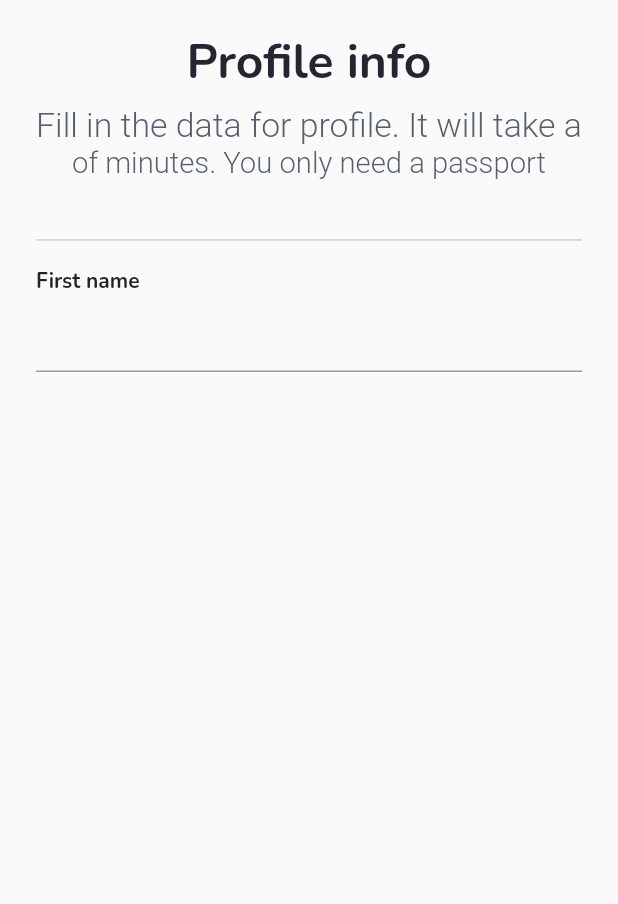
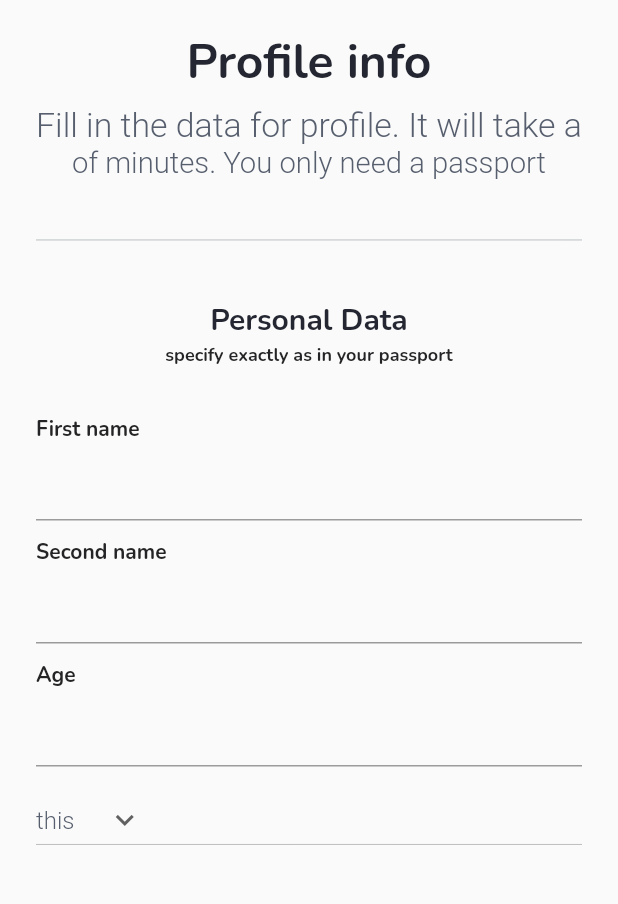
Before and after one commit to Adenugakolade-02/AI-Fintech-APP, a Flutter app: the screen it shows after launch, on a phone screen of 412 x 824 dp, the part 75-979 px from its top. Run offline on Flutter 3.47's test engine with Material 2 defaults, Android fonts, the phone set to English and light mode, and no system bars.

Commit message:
update biodata screen, created a drop down item

```diff
--- a/lib/screens/bio_data_screen.dart
+++ b/lib/screens/bio_data_screen.dart
@@ -1,6 +1,7 @@
 import 'package:flutter/material.dart';
 import 'package:superlender/utils/constansts.dart';
 import 'package:superlender/widgets/company_name_headings.dart';
+import 'package:superlender/widgets/drop_downItems.dart';
 import 'package:superlender/widgets/profileinfo_subheading.dart';
 import 'package:superlender/widgets/plain_title_with_FormField.dart';
 import 'package:superlender/widgets/title_with_iconFormField.dart';
@@ -35,9 +36,25 @@ class BioDataScreen extends StatelessWidget {
                       addVerticalSpace(32),
 
                       const Divider(color: Color(0xFFBBBFC1),),
-                      addVerticalSpace(10),
+                      addVerticalSpace(32),
+                      Text('Personal Data',style: textTheme.headline2),
+                      addVerticalSpace(2),
+                      Text('specify exactly as in your passport',style: textTheme.subtitle2),
+                      addVerticalSpace(32),
                       const PlainTitlewithFormField(text: 'First name'),
                       addVerticalSpace(10),
+                      const PlainTitlewithFormField(text:'Second name'),
+                      addVerticalSpace(10),
+                      const PlainTitlewithFormField(text:'Age',number:true),
+                      addVerticalSpace(10),
+                      // const PlainTitlewithFormField(text:'Age',number:true),
+                      // addVerticalSpace(10),
+                      // const PlainTitlewithFormField(text:'Age',number:true),
+                      // addVerticalSpace(10),
+                      // const PlainTitlewithFormField(text:'Age',number:true),
+                      Container(
+                        width: constraints.maxWidth,
+                        child: DropDownItems(items: ['this','is','fucked']))
                       ],)
                   ),
                 )
--- /dev/null
+++ b/lib/widgets/drop_downItems.dart
@@ -0,0 +1,39 @@
+import 'package:flutter/material.dart';
+
+class DropDownItems extends StatefulWidget {
+  final List<String> items;
+
+  const DropDownItems({Key? key,  required this.items}) : super(key: key);
+  @override
+  State<DropDownItems> createState() => _DropDownItemsState();
+}
+
+class _DropDownItemsState extends State<DropDownItems> {
+
+
+  @override
+  Widget build(BuildContext context) {
+    // String dropdownvalue = items[0];
+    String dropdownvalue = widget.items[0];
+    return Flexible(
+          child: DropdownButton(
+                value: dropdownvalue,
+                icon: const Icon(Icons.keyboard_arrow_down),
+                      items:widget.items.map((String items) {
+                         return DropdownMenuItem(
+                             value: items,
+                             child: Text(items)
+                         );
+                    }
+                    ).toList(),
+                  onChanged: (newValue){
+                    setState(() {
+                      dropdownvalue = newValue as String;
+                    });
+                  },
+                ),
+    )
+
+    ;
+  }
+}
```
